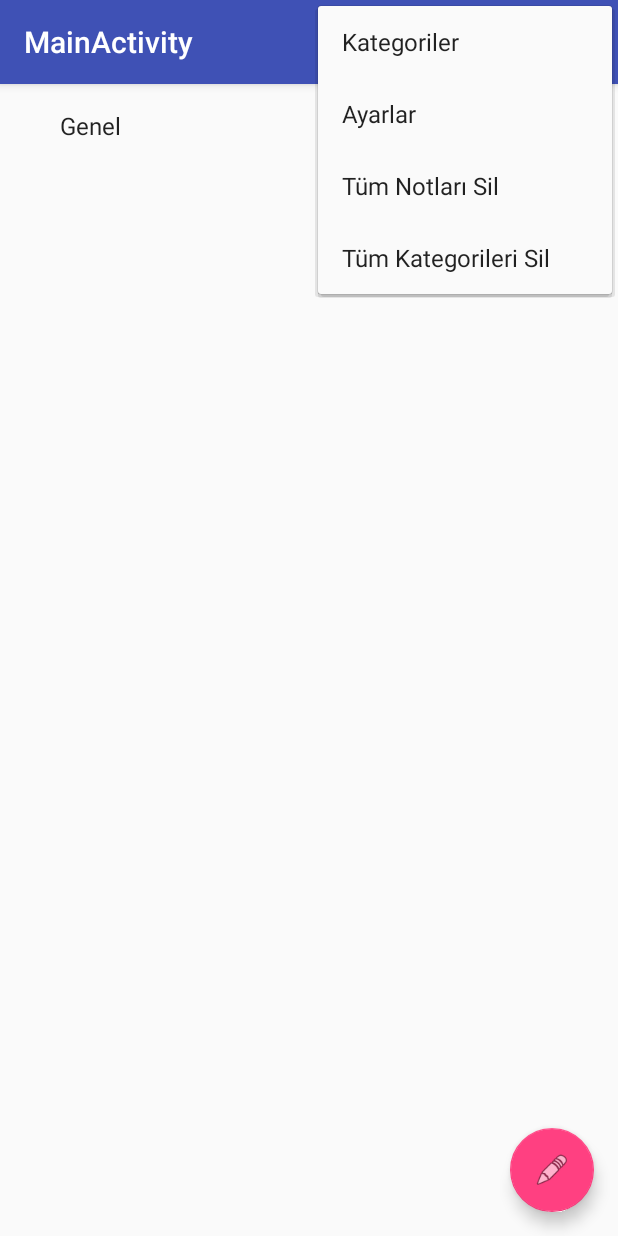
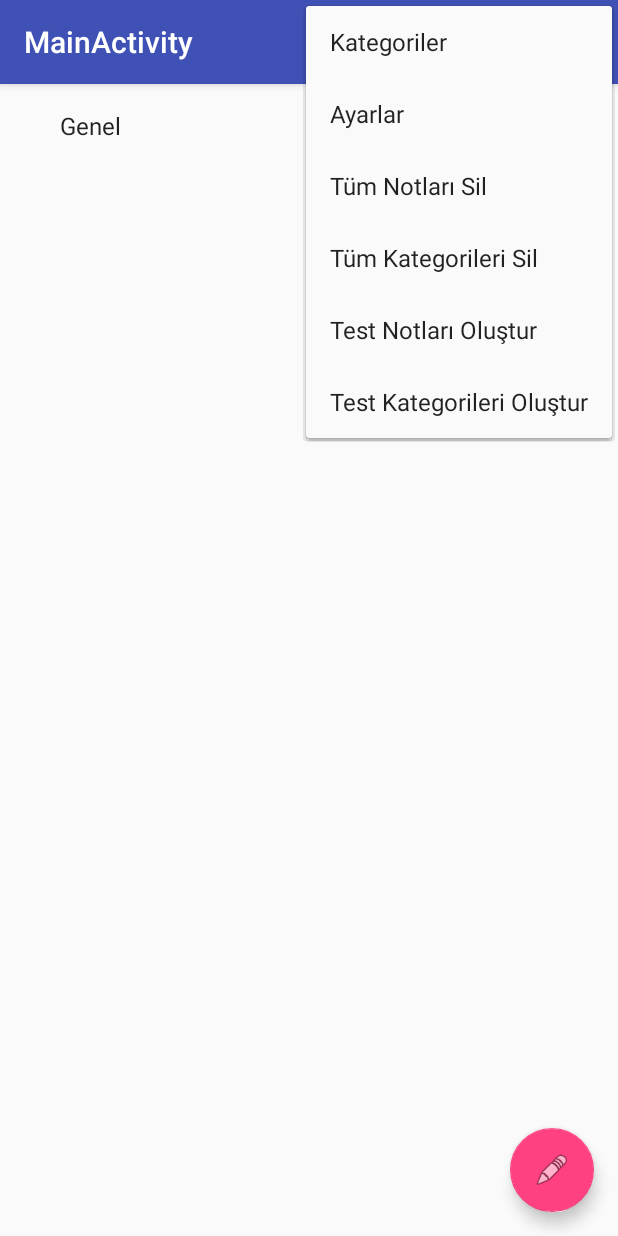
Before and after one commit to bsrAkdg/AndroidMiniStudies, an Android app: the screen it shows after launch (MainActivity), with the options menu open, on a phone screen of 412 x 824 dp. Run offline under Robolectric (Android 15) with nearby library versions, the phone set to English and light mode, and no system bars.

Commit message:
createTestNotes ile uzun sürecek bir işlem yapıp UI kitlenmesine sebep olduk

```diff
--- a/DataPersistence/SqliteApp/app/src/main/res/menu/menu_main.xml
+++ b/DataPersistence/SqliteApp/app/src/main/res/menu/menu_main.xml
@@ -26,4 +26,16 @@
         android:title="@string/action_remove_categories"
         app:showAsAction="never"/>
 
+    <item
+        android:id="@+id/action_create_test_note"
+        android:orderInCategory="201"
+        android:title="@string/action_create_note"
+        app:showAsAction="never"/>
+
+    <item
+        android:id="@+id/action_create_test_category"
+        android:orderInCategory="201"
+        android:title="@string/action_create_categories"
+        app:showAsAction="never"/>
+
 </menu>
--- a/DataPersistence/SqliteApp/app/src/main/res/values/strings.xml
+++ b/DataPersistence/SqliteApp/app/src/main/res/values/strings.xml
@@ -5,6 +5,8 @@
     <string name="action_category">Kategoriler</string>
     <string name="action_remove_notes">Tüm Notları Sil</string>
     <string name="action_remove_categories">Tüm Kategorileri Sil</string>
+    <string name="action_create_note">Test Notları Oluştur</string>
+    <string name="action_create_categories">Test Kategorileri Oluştur</string>
 
     <string-array name="categories">
         <item>Genel</item>
```
Also changed, not shown: DataPersistence/SqliteApp/app/src/main/java/com/bsrakdg/com/sqliteapp/MainActivity.java (+29 -0 lines), DataPersistence/SqliteApp/app/src/main/java/com/bsrakdg/com/sqliteapp/db/NoteQueryHandler.java (added, +16 -0 lines).
